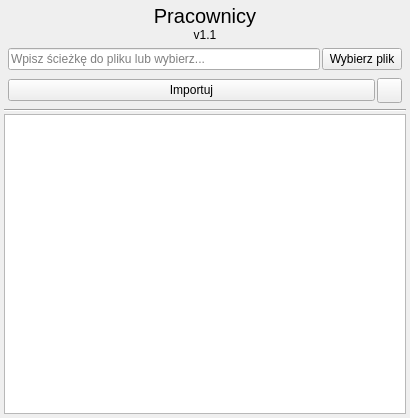
Old version of the form Forms/pracownicy.ui in the repository kolomir/place_v2.
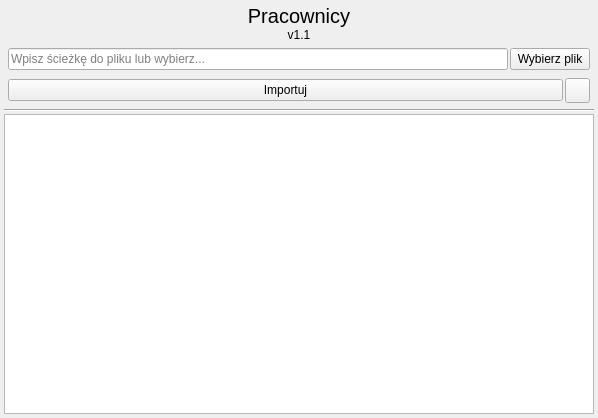
New version of the form. Icons and pictures are not drawn.

```diff
--- a/Forms/pracownicy.ui
+++ b/Forms/pracownicy.ui
@@ -6,7 +6,7 @@
    <rect>
     <x>0</x>
     <y>0</y>
-    <width>410</width>
+    <width>598</width>
     <height>418</height>
    </rect>
   </property>
```
